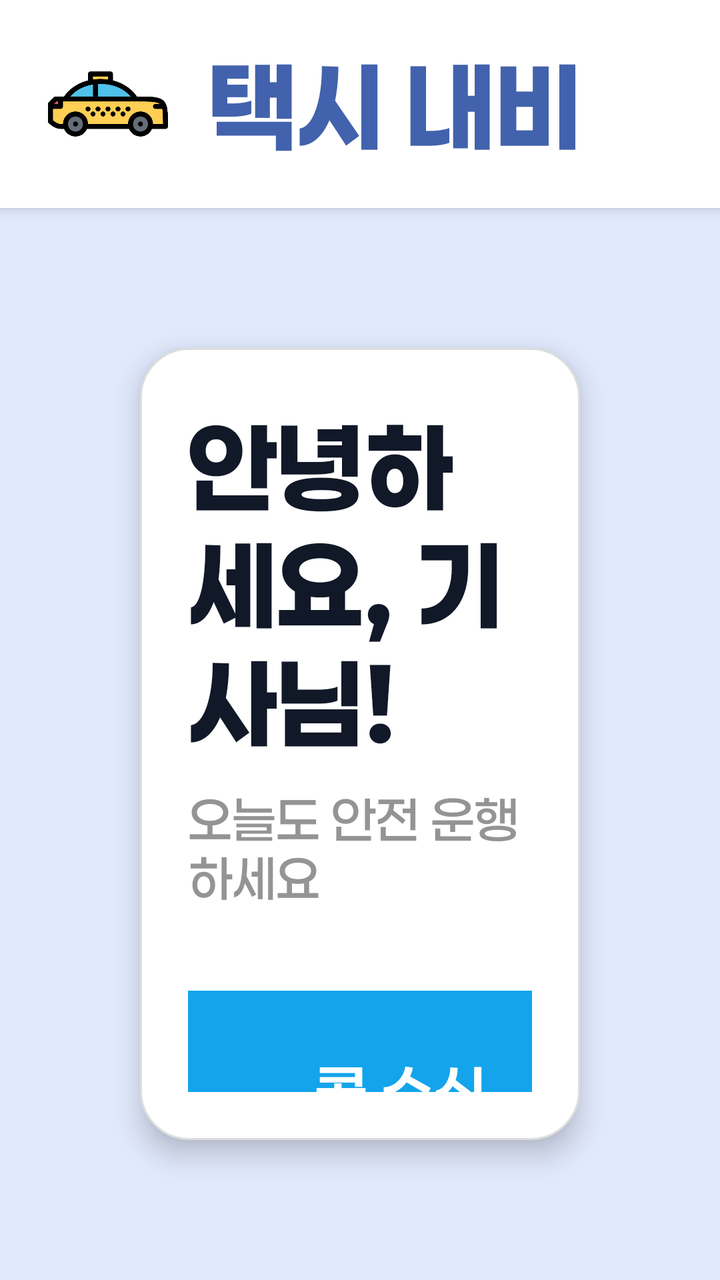
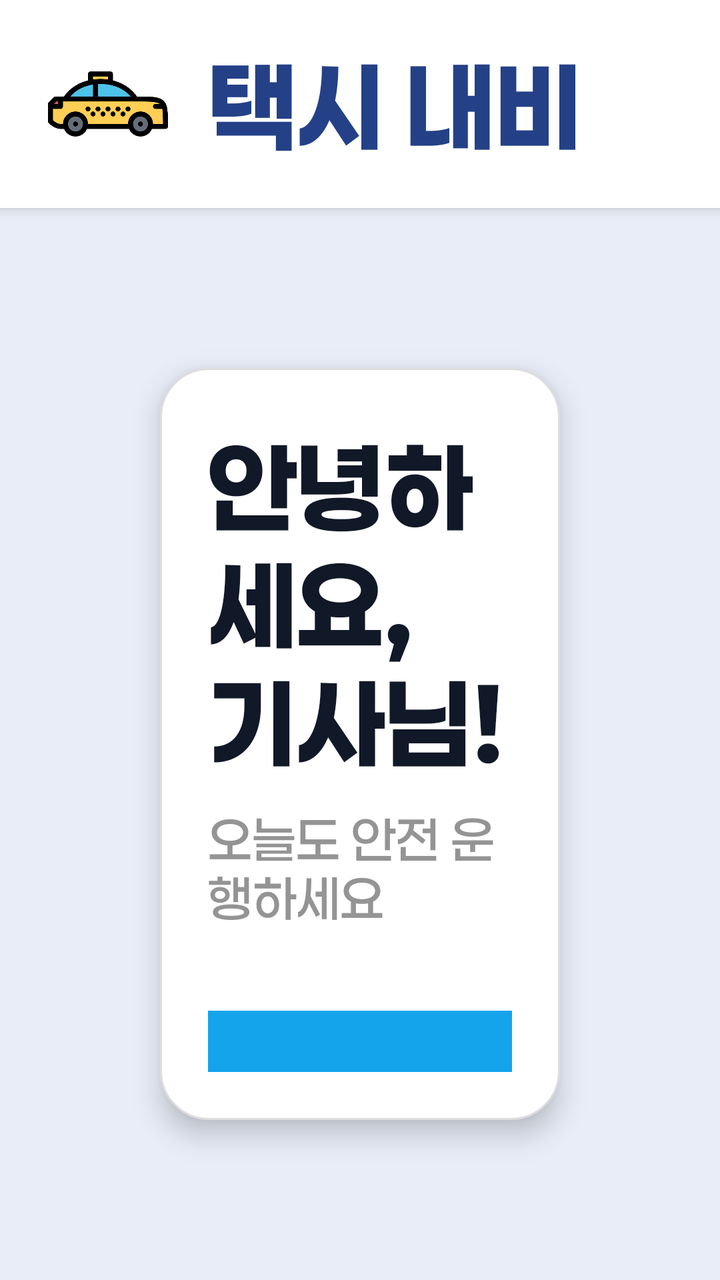

Two renders of the same Android screen: before a commit and after it. Below are the layout's source before the change and the commit's diff.
<!-- AndroidManifest.xml: activity theme Theme.TaxiApp -->
<!-- res/layout/activity_main.xml -->
<?xml version="1.0" encoding="utf-8"?>
<RelativeLayout xmlns:android="http://schemas.android.com/apk/res/android"
    xmlns:app="http://schemas.android.com/apk/res-auto"
    android:layout_width="match_parent"
    android:layout_height="match_parent"
    android:background="#E1E9FD">

    
    <LinearLayout
        android:id="@+id/header"
        android:layout_width="match_parent"
        android:layout_height="104dp"
        android:background="#FFFFFF"
        android:elevation="4dp"
        android:orientation="horizontal"
        android:paddingStart="24dp"
        android:paddingEnd="24dp"
        android:gravity="center_vertical">

        <ImageView
            android:layout_width="60dp"
            android:layout_height="60dp"
            android:src="@drawable/taxi" />

        <TextView
            android:layout_width="wrap_content"
            android:layout_height="wrap_content"
            android:layout_marginStart="20dp"
            android:text="택시 내비"
            android:fontFamily="@font/f_extrabold"
            android:textAppearance="@style/TextAppearance.AppCompat.Body1"
            android:textColor="#4262AD"
            android:textSize="50sp" />
    </LinearLayout>

    
    <LinearLayout
        android:id="@+id/main_card"
        android:layout_width="850dp"
        android:layout_height="500dp"
        android:layout_below="@id/header"
        android:layout_margin="70dp"
        android:orientation="vertical"
        android:padding="24dp"
        android:background="@drawable/rounded_card"
        android:elevation="8dp"
        android:layout_centerHorizontal="true">

        
        <TextView
            android:layout_width="wrap_content"
            android:layout_height="wrap_content"
            android:text="안녕하세요, 기사님!"
            android:fontFamily="@font/f_extrabold"
            android:textSize="50sp"
            android:textColor="#111827"
            android:layout_gravity="center_horizontal"/>


        <TextView
            android:layout_width="wrap_content"
            android:layout_height="wrap_content"
            android:text="오늘도 안전 운행하세요"
            android:fontFamily="@font/f_medium"
            android:textSize="25sp"
            android:textColor="#949494"
            android:layout_marginTop="8dp"
            android:layout_gravity="center_horizontal" />

        
        <LinearLayout
            android:layout_width="match_parent"
            android:layout_height="300dp"
            android:layout_marginTop="40dp"
            android:orientation="vertical"
            android:gravity="center_horizontal">


            <Button
                android:id="@+id/btnCallReceive"
                android:layout_width="500dp"
                android:layout_height="100dp"
                android:layout_marginHorizontal="16dp"
                android:layout_marginBottom="40dp"
                android:background="@drawable/rounded_button_outline"
                android:backgroundTint="#13A4EC"
                android:contentDescription="콜 수신 버튼"
                android:drawableStart="@drawable/ic_phone"
                android:drawablePadding="16dp"
                android:elevation="2dp"
                android:fontFamily="@font/f_semibold"
                android:paddingTop="16dp"
                android:paddingBottom="16dp"
                android:text="콜 수신"
                android:textColor="#FFFFFF"
                android:textSize="30sp" />

            <Button
                android:id="@+id/btnRecommendSpot"
                android:layout_width="500dp"
                android:layout_height="100dp"
                android:layout_marginHorizontal="16dp"
                android:background="@drawable/rounded_button_solid"
                android:backgroundTint="#F97316"
                android:contentDescription="대기 장소 추천 버튼"
                android:drawableStart="@drawable/ic_marker"
                android:drawablePadding="16dp"
                android:elevation="2dp"
                android:fontFamily="@font/f_semibold"
                android:paddingTop="16dp"
                android:paddingBottom="16dp"
                android:text="대기 장소 추천"
                android:textColor="#FFFFFF"
                android:textSize="30sp" />
        </LinearLayout>
    </LinearLayout>

</RelativeLayout>
<!-- resources referenced by this layout -->
<resources>
  <!-- drawable ic_marker (drawable) -->
  <vector xmlns:android="http://schemas.android.com/apk/res/android"
      android:width="24dp"
      android:height="24dp"
      android:viewportWidth="24"
      android:viewportHeight="24">
      <path
          android:fillColor="#FFFFFF"
          android:pathData="M12,2C8.1,2 5,5.1 5,9c0,5.2 7,13 7,13s7-7.8 7-13c0-3.9-3.1-7-7-7zm0,9.5c-1.4,0-2.5-1.1-2.5-2.5S10.6,6.5 12,6.5 14.5,7.6 14.5,9 13.4,11.5 12,11.5z" />
  </vector>
  <!-- drawable ic_phone (drawable) -->
  <vector xmlns:android="http://schemas.android.com/apk/res/android"
      android:width="24dp"
      android:height="24dp"
      android:viewportWidth="24"
      android:viewportHeight="24">
      <path
          android:fillColor="#FFFFFF"
          android:pathData="M6.6,10.8c1.1,2.1 2.9,3.9 5,5l1.6-1.6c0.2-0.2 0.6-0.3 0.8-0.2 0.9,0.3 1.9,0.5 2.9,0.5 0.5,0 0.9,0.4 0.9,0.9v2.7c0,0.5-0.4,0.9-0.9,0.9C10.3,19.9 4.1,13.7 4.1,6.9 4.1,6.4 4.5,6 5,6h2.7c0.5,0 0.9,0.4 0.9,0.9 0,1 0.2,2 0.5,2.9 0.1,0.3 0,0.6-0.2,0.8L6.6,10.8z" />
  </vector>
  <!-- drawable rounded_button_outline (drawable) -->
  <?xml version="1.0" encoding="utf-8"?>
  <shape xmlns:android="http://schemas.android.com/apk/res/android"
      android:shape="rectangle">
      <solid android:color="#13A4EC" />
      <corners android:radius="12dp" />
      <stroke android:width="1dp" android:color="#D1D5DB"/>
  </shape>
  <!-- drawable rounded_button_solid (drawable) -->
  <?xml version="1.0" encoding="utf-8"?>
  <shape xmlns:android="http://schemas.android.com/apk/res/android"
      android:shape="rectangle">
      <solid android:color="#13A4EC" />
      <corners android:radius="12dp" />
  </shape>
  <!-- drawable rounded_card (drawable) -->
  <shape xmlns:android="http://schemas.android.com/apk/res/android"
      android:shape="rectangle">
  
      
      <solid android:color="#FFFFFF" />
  
      
      <corners android:radius="24dp" />
  
      
      <stroke android:width="1dp" android:color="#DDDDDD"/>
  </shape>
  <!-- drawable taxi: png bitmap (drawable, 14620 bytes) -->
  <style name="Theme.TaxiApp" parent="Theme.MaterialComponents.DayNight.NoActionBar">
          
          <item name="colorPrimary">@color/purple_500</item>
          <item name="colorPrimaryVariant">@color/purple_700</item>
          <item name="colorOnPrimary">@color/white</item>
          
          <item name="colorSecondary">@color/teal_200</item>
          <item name="colorSecondaryVariant">@color/teal_700</item>
          <item name="colorOnSecondary">@color/black</item>
          
          <item name="android:statusBarColor">?attr/colorPrimaryVariant</item>
          
      </style>
  <color name="purple_500">#FF6200EE</color>
  <color name="purple_700">#FF3700B3</color>
  <color name="white">#FFFFFFFF</color>
  <color name="teal_200">#FF03DAC5</color>
  <color name="teal_700">#FF018786</color>
  <color name="black">#FF000000</color>
</resources>

<!-- the commit's change to res/layout/activity_main.xml (unified diff, before → after) -->
@@ -3,7 +3,7 @@
     xmlns:app="http://schemas.android.com/apk/res-auto"
     android:layout_width="match_parent"
     android:layout_height="match_parent"
-    android:background="#E1E9FD">
+    android:background="#E8EDF8">
 
     
     <LinearLayout
@@ -29,7 +29,7 @@
             android:text="택시 내비"
             android:fontFamily="@font/f_extrabold"
             android:textAppearance="@style/TextAppearance.AppCompat.Body1"
-            android:textColor="#4262AD"
+            android:textColor="#244187"
             android:textSize="50sp" />
     </LinearLayout>
 
@@ -39,7 +39,7 @@
         android:layout_width="850dp"
         android:layout_height="500dp"
         android:layout_below="@id/header"
-        android:layout_margin="70dp"
+        android:layout_margin="80dp"
         android:orientation="vertical"
         android:padding="24dp"
         android:background="@drawable/rounded_card"
